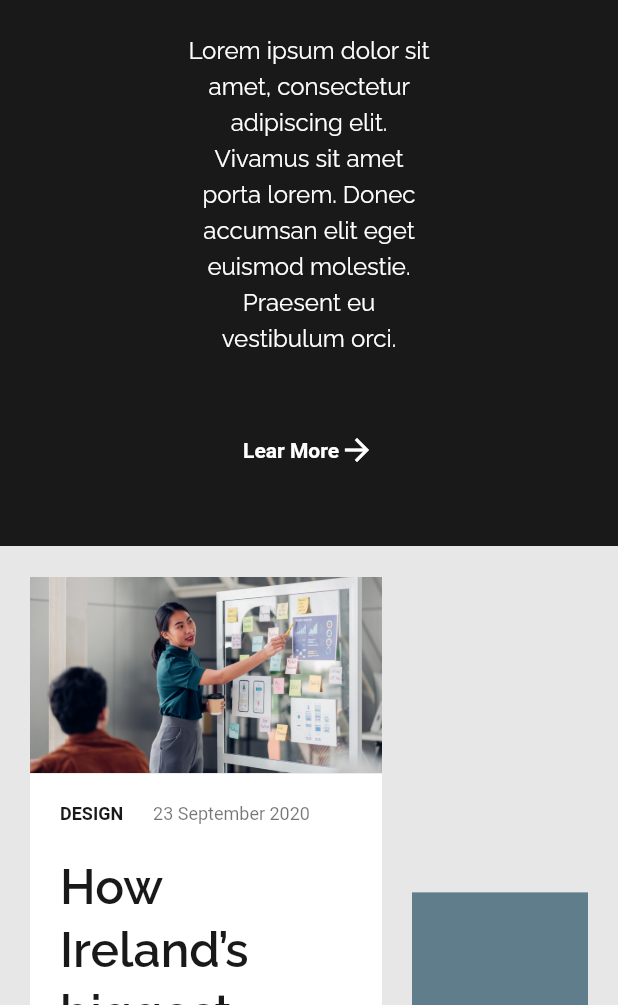
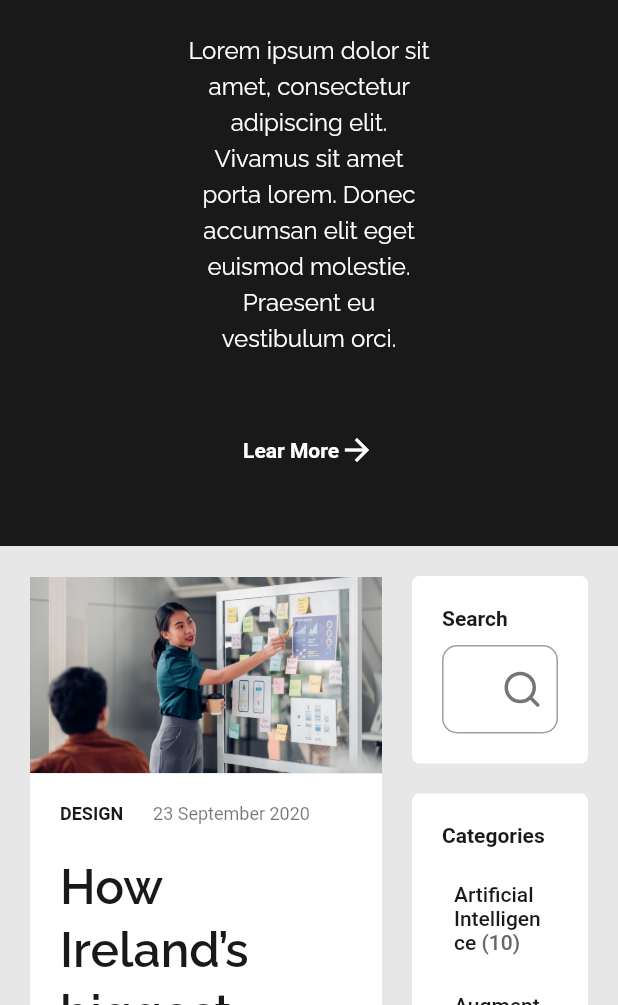
Before and after one commit to Drumering/my.studies.flutter, a Flutter app: the screen it shows after launch, on a phone screen of 412 x 824 dp, the part 231-1236 px from its top. Run offline on Flutter 3.47's test engine with Material 2 defaults, Android fonts, the phone set to English and light mode, and no system bars; our stand-ins replace flutter_svg, get, google_fonts.

Commit message:
[TASK]Finished the design

```diff
--- a/flutter_blog/lib/main.dart
+++ b/flutter_blog/lib/main.dart
@@ -12,11 +12,9 @@ class MyApp extends StatelessWidget {
 
   @override
   Widget build(BuildContext context) {
-    return GetMaterialApp(
-      debugShowCheckedModeBanner: false,
-      title: 'Flutter Blog',
-      theme: ThemeData(
-        primaryColor: kPrimaryColor,
+    ThemeData myTheme = ThemeData(
+      // colorScheme: ColorScheme.fromSwatch().copyWith(primary: kPrimaryColor),
+      // primaryColor: kPrimaryColor,
       scaffoldBackgroundColor: kBgColor,
       elevatedButtonTheme: ElevatedButtonThemeData(
         style: TextButton.styleFrom(backgroundColor: kPrimaryColor),
@@ -26,7 +24,12 @@ class MyApp extends StatelessWidget {
         bodyText2: TextStyle(color: kBodyTextColor),
         headline5: TextStyle(color: kDarkBlackColor),
       ),
-      ),
+    );
+
+    return GetMaterialApp(
+      debugShowCheckedModeBanner: false,
+      title: 'Flutter Blog',
+      theme: myTheme,
       home: const MainScreen(),
     );
   }
--- /dev/null
+++ b/flutter_blog/lib/screens/home/components/blog_post_card.dart
@@ -0,0 +1,93 @@
+import 'package:flutter/material.dart';
+import 'package:flutter_blog/constants.dart';
+import 'package:flutter_blog/models/Blog.dart';
+import 'package:flutter_svg/flutter_svg.dart';
+import 'package:google_fonts/google_fonts.dart';
+
+class BlogPostCard extends StatelessWidget {
+  final Blog blog;
+  const BlogPostCard({
+    Key? key,
+    required this.blog,
+  }) : super(key: key);
+
+  @override
+  Widget build(BuildContext context) {
+    return Padding(
+      padding: const EdgeInsets.only(bottom: kDefaultPadding),
+      child: Column(
+        children: [
+          AspectRatio(aspectRatio: 1.78, child: Image.asset(blog.image)),
+          Container(
+            padding: const EdgeInsets.all(kDefaultPadding),
+            decoration: const BoxDecoration(
+                color: Colors.white,
+                borderRadius: BorderRadius.only(
+                    bottomLeft: Radius.circular(10),
+                    bottomRight: Radius.circular(10))),
+            child: Column(
+              children: [
+                Row(
+                  children: [
+                    Text('Design'.toUpperCase(),
+                        style: const TextStyle(
+                            color: kDarkBlackColor,
+                            fontSize: 12,
+                            fontWeight: FontWeight.bold)),
+                    const SizedBox(width: kDefaultPadding),
+                    Text(
+                      blog.date,
+                      style: Theme.of(context).textTheme.caption,
+                    ),
+                  ],
+                ),
+                Padding(
+                  padding:
+                      const EdgeInsets.symmetric(vertical: kDefaultPadding),
+                  child: Text(
+                    blog.title,
+                    style: GoogleFonts.raleway(
+                        fontSize: 32,
+                        color: kDarkBlackColor,
+                        height: 1.3,
+                        fontWeight: FontWeight.w600),
+                  ),
+                ),
+                Text(blog.description),
+                const SizedBox(height: kDefaultPadding),
+                Row(
+                  children: [
+                    TextButton(
+                        onPressed: () {},
+                        child: Container(
+                            padding: const EdgeInsets.only(
+                                bottom: kDefaultPadding / 4),
+                            decoration: const BoxDecoration(
+                                border: Border(
+                                    bottom: BorderSide(
+                                        color: kPrimaryColor, width: 3))),
+                            child: const Text('Read More',
+                                style: TextStyle(color: kDarkBlackColor)))),
+                    const Spacer(),
+                    IconButton(
+                        onPressed: () {},
+                        icon: SvgPicture.asset(
+                            'assets/icons/feather_thumbs-up.svg')),
+                    IconButton(
+                        onPressed: () {},
+                        icon: SvgPicture.asset(
+                            'assets/icons/feather_message-square.svg')),
+                    IconButton(
+                        onPressed: () {},
+                        icon: SvgPicture.asset(
+                            'assets/icons/feather_share-2.svg')),
+                  ],
+                )
+              ],
+            ),
+          ),
+        ],
+      ),
+    );
+  }
+}
--- /dev/null
+++ b/flutter_blog/lib/screens/home/components/categories.dart
@@ -0,0 +1,70 @@
+import 'package:flutter/material.dart';
+import 'package:flutter_blog/constants.dart';
+import 'package:flutter_blog/screens/home/components/side_bar_content.dart';
+
+class Categories extends StatelessWidget {
+  const Categories({
+    Key? key,
+  }) : super(key: key);
+
+  @override
+  Widget build(BuildContext context) {
+    return SideBarContent(
+        title: 'Categories',
+        child: Column(
+          crossAxisAlignment: CrossAxisAlignment.start,
+          children: [
+            Category(
+              title: 'Artificial Intelligence',
+              numberOfItems: 10,
+              onPress: () {},
+            ),
+            Category(
+              title: 'Augmented Reality',
+              numberOfItems: 3,
+              onPress: () {},
+            ),
+            Category(
+              title: 'Develoment',
+              numberOfItems: 4,
+              onPress: () {},
+            ),
+            Category(
+              title: 'Flutter UI',
+              numberOfItems: 18,
+              onPress: () {},
+            ),
+          ],
+        ));
+  }
+}
+
+class Category extends StatelessWidget {
+  const Category({
+    Key? key,
+    required this.title,
+    required this.numberOfItems,
+    required this.onPress,
+  }) : super(key: key);
+
+  final String title;
+  final int numberOfItems;
+  final Function()? onPress;
+
+  @override
+  Widget build(BuildContext context) {
+    return Padding(
+      padding: const EdgeInsets.symmetric(vertical: kDefaultPadding / 4),
+      child: TextButton(
+          onPressed: onPress,
+          child: Text.rich(TextSpan(
+              text: title,
+              style: const TextStyle(color: kDarkBlackColor),
+              children: [
+                TextSpan(
+                    text: ' ($numberOfItems)',
+                    style: const TextStyle(color: kBodyTextColor))
+              ]))),
+    );
+  }
+}
--- /dev/null
+++ b/flutter_blog/lib/screens/home/components/recent_posts.dart
@@ -0,0 +1,70 @@
+import 'package:flutter/material.dart';
+import 'package:flutter_blog/constants.dart';
+import 'package:flutter_blog/screens/home/components/side_bar_content.dart';
+import 'package:google_fonts/google_fonts.dart';
+
+class RecentPosts extends StatelessWidget {
+  const RecentPosts({
+    Key? key,
+  }) : super(key: key);
+
+  @override
+  Widget build(BuildContext context) {
+    return SideBarContent(
+        title: 'Recent posted',
+        child: Column(
+          children: [
+            RecentPostCard(
+              title: 'Our "Secret" Formula to Online Workshops',
+              image: 'assets/images/recent_1.png',
+              onPress: () {},
+            ),
+            const SizedBox(height: kDefaultPadding),
+            RecentPostCard(
+              title:
+                  'Lorem ipsum dolor sit amet, consectetur adipiscing elit. Ut sed dictum lectus, et pharetra arcu.',
+              image: 'assets/images/recent_2.png',
+              onPress: () {},
+            )
+          ],
+        ));
+  }
+}
+
+class RecentPostCard extends StatelessWidget {
+  const RecentPostCard({
+    Key? key,
+    required this.image,
+    required this.title,
+    required this.onPress,
+  }) : super(key: key);
+
+  final String image, title;
+  final Function()? onPress;
+
+  @override
+  Widget build(BuildContext context) {
+    return Material(
+      color: Colors.transparent,
+      child: InkWell(
+        onTap: onPress,
+        child: Row(
+          children: [
+            Expanded(flex: 2, child: Image.asset(image)),
+            const SizedBox(width: kDefaultPadding),
+            Expanded(
+                flex: 5,
+                child: Text(
+                  title,
+                  maxLines: 2,
+                  style: GoogleFonts.raleway(
+                      color: kDarkBlackColor,
+                      fontWeight: FontWeight.bold,
+                      height: 1.5),
+                )),
+          ],
+        ),
+      ),
+    );
+  }
+}
--- /dev/null
+++ b/flutter_blog/lib/screens/home/components/search.dart
@@ -0,0 +1,31 @@
+import 'package:flutter/material.dart';
+import 'package:flutter_blog/constants.dart';
+import 'package:flutter_blog/screens/home/components/side_bar_content.dart';
+import 'package:flutter_svg/flutter_svg.dart';
+
+class Search extends StatelessWidget {
+  const Search({
+    Key? key,
+  }) : super(key: key);
+
+  @override
+  Widget build(BuildContext context) {
+    return SideBarContent(
+      title: 'Search',
+      child: TextField(
+        onChanged: (value) {},
+        decoration: InputDecoration(
+            hintText: 'Type here ...',
+            suffixIcon: Padding(
+              padding: const EdgeInsets.all(kDefaultPadding / 2),
+              child: SvgPicture.asset('assets/icons/feather_search.svg'),
+            ),
+            border: const OutlineInputBorder(
+              borderRadius:
+                  BorderRadius.all(Radius.circular(kDefaultPadding / 2)),
+              borderSide: BorderSide(color: Color(0xFFCCCCCC)),
+            )),
+      ),
+    );
+  }
+}
--- /dev/null
+++ b/flutter_blog/lib/screens/home/components/side_bar_content.dart
@@ -0,0 +1,36 @@
+import 'package:flutter/material.dart';
+import 'package:flutter_blog/constants.dart';
+
+class SideBarContent extends StatelessWidget {
+  const SideBarContent({
+    Key? key,
+    required this.title,
+    required this.child,
+  }) : super(key: key);
+
+  final String title;
+  final Widget child;
+
+  @override
+  Widget build(BuildContext context) {
+    return Container(
+      width: double.infinity,
+      padding: const EdgeInsets.all(kDefaultPadding),
+      decoration: const BoxDecoration(
+          color: Colors.white,
+          borderRadius: BorderRadius.all(Radius.circular(kDefaultPadding / 4))),
+      child: Column(
+        crossAxisAlignment: CrossAxisAlignment.start,
+        children: [
+          Text(
+            title,
+            style: const TextStyle(
+                color: kDarkBlackColor, fontWeight: FontWeight.w600),
+          ),
+          const SizedBox(height: kDefaultPadding / 2),
+          child,
+        ],
+      ),
+    );
+  }
+}
--- a/flutter_blog/lib/screens/home/content.dart
+++ b/flutter_blog/lib/screens/home/content.dart
@@ -1,10 +1,10 @@
-import 'dart:html';
-
 import 'package:flutter/material.dart';
 import 'package:flutter_blog/constants.dart';
 import 'package:flutter_blog/models/Blog.dart';
-import 'package:flutter_svg/svg.dart';
-import 'package:google_fonts/google_fonts.dart';
+import 'package:flutter_blog/screens/home/components/blog_post_card.dart';
+import 'package:flutter_blog/screens/home/components/categories.dart';
+import 'package:flutter_blog/screens/home/components/recent_posts.dart';
+import 'package:flutter_blog/screens/home/components/search.dart';
 
 class Content extends StatelessWidget {
   const Content({
@@ -14,92 +14,31 @@ class Content extends StatelessWidget {
   @override
   Widget build(BuildContext context) {
     return Row(
+      crossAxisAlignment: CrossAxisAlignment.start,
       children: [
         Expanded(
           flex: 2,
           child: Column(
-            mainAxisSize: MainAxisSize.min,
-            children: [
-              AspectRatio(
-                  aspectRatio: 1.78, child: Image.asset(blogPosts[0].image)),
-              Container(
-                padding: const EdgeInsets.all(kDefaultPadding),
-                decoration: const BoxDecoration(
-                    color: Colors.white,
-                    borderRadius: BorderRadius.only(
-                        bottomLeft: Radius.circular(10),
-                        bottomRight: Radius.circular(10))),
-                child: Column(
-                  children: [
-                    Row(
-                      children: [
-                        Text('Design'.toUpperCase(),
-                            style: const TextStyle(
-                                color: kDarkBlackColor,
-                                fontSize: 12,
-                                fontWeight: FontWeight.bold)),
-                        const SizedBox(width: kDefaultPadding),
-                        Text(
-                          blogPosts[0].date,
-                          style: Theme.of(context).textTheme.caption,
-                        ),
-                      ],
-                    ),
-                    Padding(
-                      padding:
-                          const EdgeInsets.symmetric(vertical: kDefaultPadding),
-                      child: Text(
-                        blogPosts[0].title,
-                        style: GoogleFonts.raleway(
-                            fontSize: 32,
-                            color: kDarkBlackColor,
-                            height: 1.3,
-                            fontWeight: FontWeight.w600),
-                      ),
-                    ),
-                    Text(blogPosts[0].description),
-                    const SizedBox(height: kDefaultPadding),
-                    Row(
-                      children: [
-                        TextButton(
-                            onPressed: () {},
-                            child: Container(
-                                padding: const EdgeInsets.only(
-                                    bottom: kDefaultPadding / 4),
-                                decoration: const BoxDecoration(
-                                    border: Border(
-                                        bottom: BorderSide(
-                                            color: kPrimaryColor, width: 3))),
-                                child: const Text('Read More',
-                                    style: TextStyle(color: kDarkBlackColor)))),
-                        const Spacer(),
-                        IconButton(
-                            onPressed: () {},
-                            icon: SvgPicture.asset(
-                                'assets/icons/feather_thumbs-up.svg')),
-                        IconButton(
-                            onPressed: () {},
-                            icon: SvgPicture.asset(
-                                'assets/icons/feather_message-square.svg')),
-                        IconButton(
-                            onPressed: () {},
-                            icon: SvgPicture.asset(
-                                'assets/icons/feather_share-2.svg')),
-                      ],
-                    )
-                  ],
-                ),
-              ),
-            ],
+            children: List.generate(
+                blogPosts.length,
+                (index) => BlogPostCard(
+                      blog: blogPosts[index],
+                    )),
           ),
         ),
         const SizedBox(
           width: kDefaultPadding,
         ),
+        //Side bar
         Expanded(
-          child: Container(
-            height: 400,
-            color: Colors.blueGrey,
+          child: Column(
+            children: const [
+              Search(),
+              SizedBox(height: kDefaultPadding),
+              Categories(),
+              SizedBox(height: kDefaultPadding),
+              RecentPosts(),
+            ],
           ),
         ),
       ],
--- a/flutter_blog/lib/screens/main/main_screen.dart
+++ b/flutter_blog/lib/screens/main/main_screen.dart
@@ -1,7 +1,7 @@
 import 'package:flutter/material.dart';
-import 'package:flutter_blog/components/header.dart';
 import 'package:flutter_blog/constants.dart';
 import 'package:flutter_blog/screens/home/content.dart';
+import 'package:flutter_blog/screens/main/components/header.dart';
 
 class MainScreen extends StatelessWidget {
   const MainScreen({Key? key}) : super(key: key);
@@ -15,7 +15,7 @@ class MainScreen extends StatelessWidget {
             const Header(),
             Container(
               padding: const EdgeInsets.all(kDefaultPadding),
-              constraints: const BoxConstraints(maxHeight: kMaxWidth),
+              constraints: const BoxConstraints(maxWidth: kMaxWidth),
               child: const Content(),
             )
           ],
```
Also changed, not shown: flutter_blog/lib/screens/main/components/header.dart (renamed from flutter_blog/lib/components/header.dart), flutter_blog/lib/screens/main/components/social.dart (renamed from flutter_blog/lib/components/social.dart), flutter_blog/lib/screens/main/components/web_menu.dart (renamed from flutter_blog/lib/components/web_menu.dart). Lines whose indentation alone changed are shown as unchanged.
